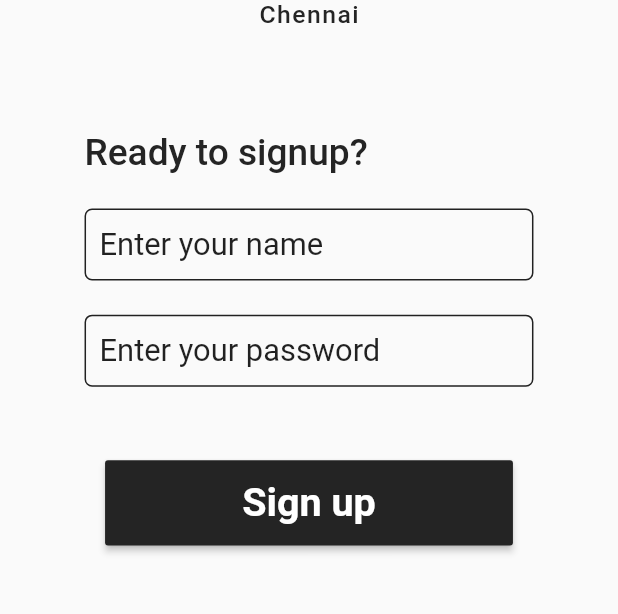
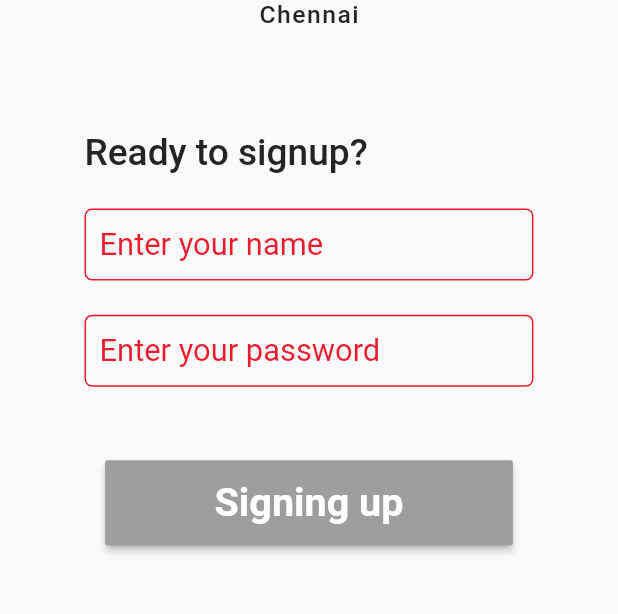
Before and after one commit to imsks/ms_honda_sales, a Flutter app: the SignupScreen screen opened directly, on a phone screen of 412 x 824 dp, the part 242-856 px from its top. Run offline on Flutter 3.47's test engine with Material 2 defaults, Android fonts, the phone set to English and light mode, and no system bars; our stand-ins replace page_transition, pdf, printing, shared_preferences, toast; missing offline and left inert: flutter_full_pdf_viewer; accounts and stored records are empty; network calls fail; Roboto replaces fonts that are missing (Poppins); statements that could not run were skipped.

Commit message:
made styling changes

```diff
--- a/lib/screens/auth/signup_screen.dart
+++ b/lib/screens/auth/signup_screen.dart
@@ -18,6 +18,8 @@ class SignupScreen extends StatefulWidget {
 class _SignupScreenState extends State<SignupScreen> {
   String userName = "";
   String password = "";
+  bool isSubmitClicked = false;
+
   final loginController = TextEditingController();
   final _formKey = GlobalKey<FormState>();
   AuthService auth = new AuthService();
@@ -31,6 +33,9 @@ class _SignupScreenState extends State<SignupScreen> {
         Navigator.push(context,
             PageTransition(type: PageTransitionType.fade, child: Wrapper()));
       } catch (e) {
+        setState(() {
+          isSubmitClicked = false;
+        });
         Toast.show(e.message, context,
             duration: Toast.LENGTH_SHORT,
             gravity: Toast.BOTTOM,
@@ -145,13 +150,16 @@ class _SignupScreenState extends State<SignupScreen> {
                   ),
                   Center(
                     child: Button(
-                      buttonTitle: "Sign up",
-                      buttonColor: kBlackColor,
+                      buttonTitle: isSubmitClicked ? "Sign up" : "Signing up",
+                      buttonColor: Colors.grey,
                       buttonTextColor: Colors.white,
                       buttonTextSize: 3.2 * SizeConfig.heightMultiplier,
                       minimumWidth: 33 * SizeConfig.heightMultiplier,
                       height: 6.9 * SizeConfig.heightMultiplier,
                       onPressed: () async {
+                        setState(() {
+                          isSubmitClicked = true;
+                        });
                         try {
                           await _submitform();
                         } catch (e) {
--- a/lib/screens/cars/choose_modal.dart
+++ b/lib/screens/cars/choose_modal.dart
@@ -263,7 +263,7 @@ class _CarDetailDropdownsState extends State<CarDetailDropdowns> {
           Center(
             child: RaisedButton(
               textColor: Colors.white,
-              color: Colors.black,
+              color: Colors.grey,
               focusElevation: 0,
               hoverElevation: 0,
               onPressed: () => {
--- a/lib/screens/cars/prospect_details.dart
+++ b/lib/screens/cars/prospect_details.dart
@@ -94,7 +94,7 @@ class _ProspectDetailsState extends State<ProspectDetails> {
                           fontFamily: kFontFamily,
                           fontSize: 2.5 * SizeConfig.textMultiplier,
                           decoration: TextDecoration.none,
-                          color: kBlackColor,
+                          color: kPrimaryColor,
                         ),
                       ),
                       SizedBox(
@@ -166,7 +166,7 @@ class _ProspectDetailsState extends State<ProspectDetails> {
                         onPressed: () async {
                           _addProspectDetails();
                         },
-                        buttonColor: Colors.black,
+                        buttonColor: Colors.grey,
                       ),
                     ],
                   ),
--- a/lib/services/cars.dart
+++ b/lib/services/cars.dart
@@ -48,7 +48,6 @@ class CarService {
       }
     };
 
-    print(jsonEncode(data));
     final response = await http.post(
         Uri.encodeFull(
             "https://ms-honda-sales-app.herokuapp.com/api/user/quote/set-quote-for-customer"),
@@ -57,7 +56,6 @@ class CarService {
 
     // If Login success
     if (response.statusCode == 200) {
-      print(jsonDecode(response.body));
       return true;
     }
     // Else Login Fails
--- a/lib/utilities/constants/styles.dart
+++ b/lib/utilities/constants/styles.dart
@@ -87,7 +87,7 @@ class AppTheme {
   static final InputDecoration inputTextFieldDecoration = InputDecoration(
     errorStyle: TextStyle(fontSize: 2 * SizeConfig.textMultiplier),
     hintStyle: TextStyle(
-      color: Colors.black87,
+      color: kPrimaryColor,
       fontSize: 2.5 * SizeConfig.textMultiplier,
     ),
     hintText: '',
@@ -96,16 +96,16 @@ class AppTheme {
       borderRadius: BorderRadius.all(Radius.circular(5.0)),
     ),
     enabledBorder: OutlineInputBorder(
-      borderSide: BorderSide(color: Colors.black87, width: 1.0),
+      borderSide: BorderSide(color: kPrimaryColor, width: 1.0),
       borderRadius: BorderRadius.all(Radius.circular(5.0)),
     ),
     focusedBorder: OutlineInputBorder(
-      borderSide: BorderSide(color: Colors.black87, width: 2),
+      borderSide: BorderSide(color: kPrimaryColor, width: 2),
       borderRadius: BorderRadius.all(Radius.circular(5.0)),
     ),
   );
   static final TextStyle inputTextStyle = TextStyle(
-    color: kBlackColor,
+    color: kPrimaryColor,
     fontSize: 2 * SizeConfig.textMultiplier,
   );
   static final BoxDecoration dropDownBox = BoxDecoration(
```
Also changed, not shown: lib/screens/auth/login_screen.dart (+12 -8 lines), lib/screens/cars/car_details.dart (+60 -45 lines).
